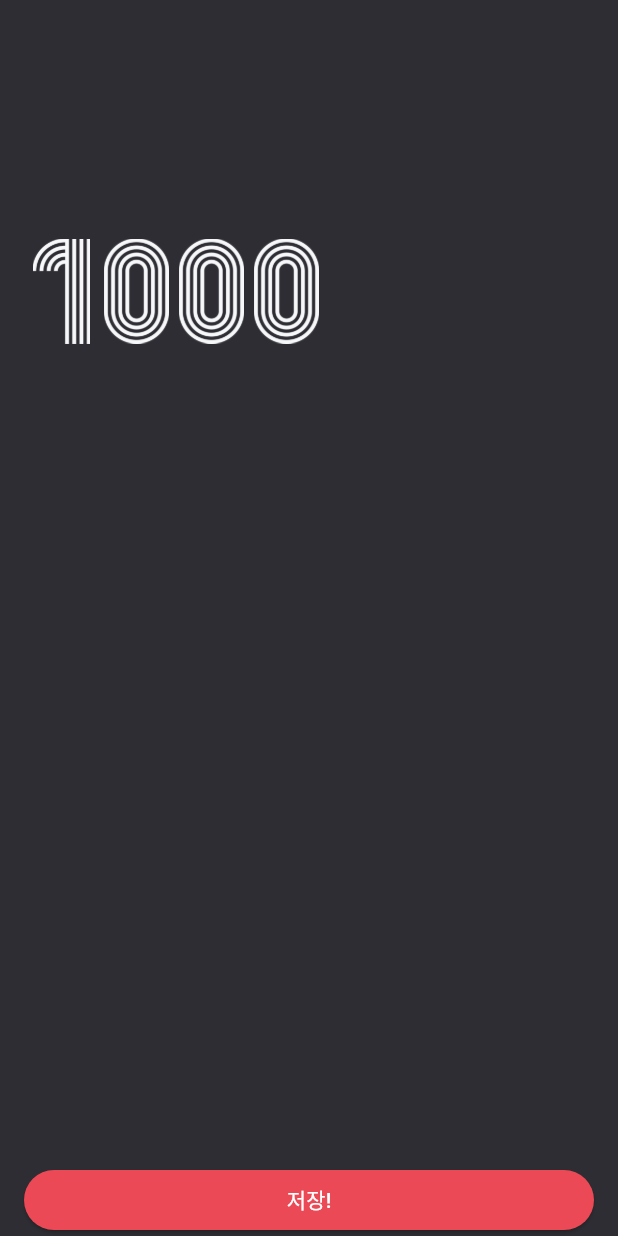
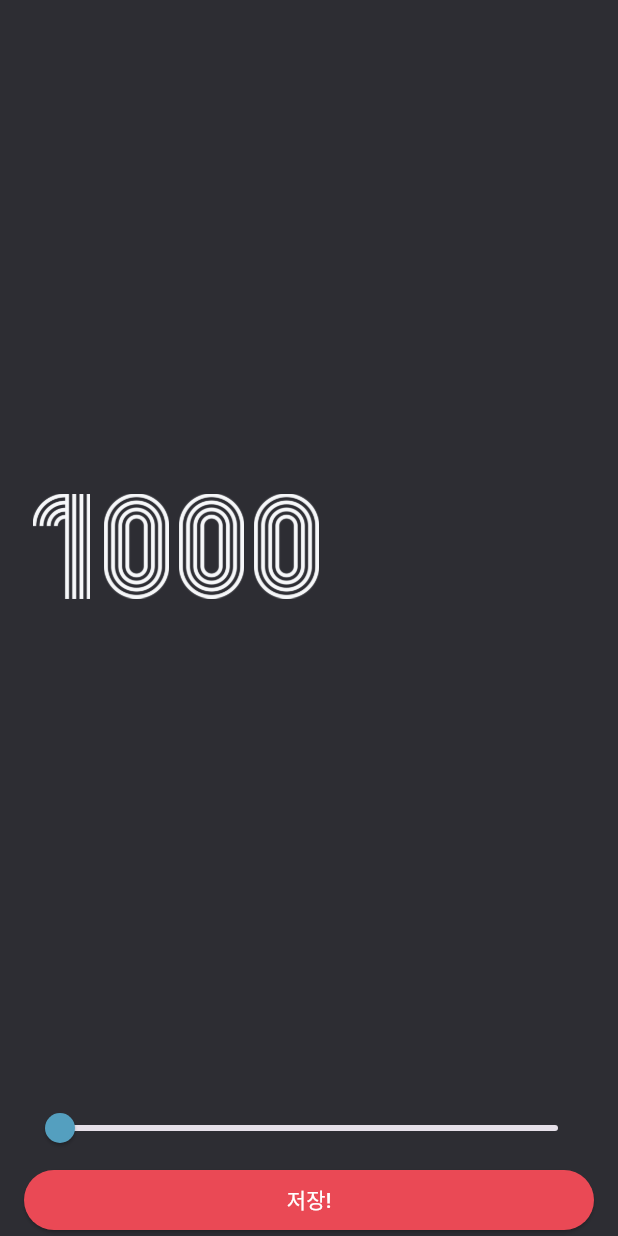
Before and after one commit to Henry03-dev/flutter_splashscreen, a Flutter app: the screen it shows after launch, after a tap on the "settings" icon, on a phone screen of 412 x 824 dp. Run offline on Flutter 3.47's test engine with Material 3 defaults, Android fonts, the phone set to English and light mode, and no system bars; our stand-ins replace webview_flutter.

Commit message:
25_0427_1

```diff
--- /dev/null
+++ b/splash_screen/lib/component/number_to_image.dart
@@ -0,0 +1,26 @@
+import 'package:flutter/material.dart';
+
+class NumberToImage extends StatelessWidget {
+  final int number;
+
+  const NumberToImage({
+    required this.number,
+    super.key,
+    });
+
+  @override
+  Widget build(BuildContext context) {
+    return Row(
+      children:
+          number.toString().split('')
+              .map(
+                (number) => Image.asset(
+                  'asset/img/$number.png',
+                  width: 50.0,
+                  height: 70.0,
+                ),
+              )
+              .toList(),
+    );
+  }
+}
--- a/splash_screen/lib/screen/home_screen.dart
+++ b/splash_screen/lib/screen/home_screen.dart
@@ -1,4 +1,5 @@
 import 'package:flutter/material.dart';
+import 'package:splash_screen/component/number_to_image.dart';
 
 import 'package:webview_flutter/webview_flutter.dart';
 import 'dart:async';
@@ -16,6 +17,7 @@ class HomeScreen extends StatefulWidget {
 
 class _HomeScreenState extends State<HomeScreen> {
   List<int> numbers = [123, 456, 789];
+  int maxNumber = 1000;
 
   @override
   Widget build(BuildContext context) {
@@ -28,13 +30,19 @@ class _HomeScreenState extends State<HomeScreen> {
             crossAxisAlignment: CrossAxisAlignment.stretch,
             children: [
               /// 제목과 아이콘 버튼이 있는곳
-              _Header(onPressed: onSettingIconPressed),
+              _Header(
+                onPressed: onSettingIconPressed
+              ),
 
               /// 숫자가 있는곳
-              _Body(numbers: numbers),
+              _Body(
+                numbers: numbers
+              ),
 
               /// 버튼이 있는곳
-              _Footer(onPressed: generateRandomNumber),
+              _Footer(
+                onPressed: generateRandomNumber
+              ),
             ],
           ),
         ),
@@ -42,14 +50,19 @@ class _HomeScreenState extends State<HomeScreen> {
     );
   }
 
-  onSettingIconPressed() {
-    Navigator.of(context).push(
+  onSettingIconPressed() async {
+    final result = await Navigator.of(context).push(
       MaterialPageRoute(
         builder: (BuildContext context) {
-          return SettingScreen();
+          return SettingScreen(
+            maxNumber: maxNumber,
+          );
         },
       ),
     );
+    // push의 메서드에 async를 주고 Navigator를 result 변수화해서 await를 하면
+    // 하위 페이지에서 pop안에 준 값이 result값에 반환
+    maxNumber = result;
   }
 
   generateRandomNumber() {
@@ -59,7 +72,7 @@ class _HomeScreenState extends State<HomeScreen> {
     // Set에는 중복되는 값이 들어가지 못함
 
     while (newNumbers.length < 3) {
-      final randomNumber = rand.nextInt(1000);
+      final randomNumber = rand.nextInt(maxNumber);
       newNumbers.add(randomNumber);
     }
 
@@ -108,24 +121,7 @@ class _Body extends StatelessWidget {
       // Expanded로 최대로 확장하기
       child: Column(
         mainAxisAlignment: MainAxisAlignment.center,
-        children:
-            numbers
-                .map((e) => e.toString().split(''))
-                .map(
-                  (e) => Row(
-                    children:
-                        e
-                            .map(
-                              (number) => Image.asset(
-                                'asset/img/$number.png',
-                                width: 50.0,
-                                height: 70.0,
-                              ),
-                            )
-                            .toList(),
-                  ),
-                )
-                .toList(),
+        children: numbers.map((e) => NumberToImage(number: e)).toList(),
       ),
     );
   }
--- a/splash_screen/lib/screen/setting_screen.dart
+++ b/splash_screen/lib/screen/setting_screen.dart
@@ -1,8 +1,14 @@
 import 'package:flutter/material.dart';
+import 'package:splash_screen/component/number_to_image.dart';
 import 'package:splash_screen/const/color.dart';
 
 class SettingScreen extends StatefulWidget {
-  const SettingScreen({super.key});
+  final int maxNumber;
+
+  const SettingScreen({
+    required this.maxNumber,
+    super.key,
+  });
 
   @override
   State<SettingScreen> createState() => _SettingScreenState();
@@ -10,6 +16,13 @@ class SettingScreen extends StatefulWidget {
 
 class _SettingScreenState extends State<SettingScreen> {
   double maxNumber = 1000;
+
+  @override
+  void initState() {
+    super.initState();
+
+    maxNumber = widget.maxNumber.toDouble();
+  }
 
   @override
   Widget build(BuildContext context) {
@@ -22,20 +35,36 @@ class _SettingScreenState extends State<SettingScreen> {
             crossAxisAlignment: CrossAxisAlignment.stretch,
             children: [
               _Number(
-                maxNumber: maxNumber,
+                maxNumber: maxNumber
               ),
-              _Slider(),
-              _Button(),
+              _Slider(
+                value: maxNumber, onChanged: onSliderChanged
+              ),
+              _Button(
+                onPressed: onSavePressed
+              ),
             ],
           ),
         ),
       ),
     );
   }
+
+  onSavePressed() {
+    Navigator.of(context).pop(maxNumber.toInt());
+  }
+
+  onSliderChanged(double value) {
+    setState(() {
+      maxNumber = value;
+    });
+  }
 }
 
 class _Button extends StatelessWidget {
-  const _Button({super.key});
+  final VoidCallback onPressed;
+
+  const _Button({required this.onPressed, super.key});
 
   @override
   Widget build(BuildContext context) {
@@ -44,50 +73,37 @@ class _Button extends StatelessWidget {
         backgroundColor: redColor,
         foregroundColor: Colors.white,
       ),
-      onPressed: () {
-        Navigator.of(context).pop();
-      },
+      onPressed: onPressed,
       child: Text('저장!'),
     );
   }
 }
 
 class _Number extends StatelessWidget {
-  double maxNumber;
+  double maxNumber = 1000;
 
-  _Number({
-    required this.maxNumber,
-    super.key,
-  });
+  _Number({required this.maxNumber, super.key});
 
   @override
   Widget build(BuildContext context) {
-    return Expanded(
-      child: Row(
-        children: maxNumber
-        .toInt()
-        .toString()
-        .split('')
-        .map(
-          (number) => Image.asset(
-            'asset/img/$number.png',
-            width: 50.0,
-            height: 70.0,
-          ),
-        )
-          .toList(),
-      ),
-    );
+    return Expanded(child: NumberToImage(number: maxNumber.toInt()));
   }
 }
 
 class _Slider extends StatelessWidget {
-  const _Slider({super.key});
+  final double value;
+  final ValueChanged<double> onChanged;
+
+  const _Slider({required this.value, required this.onChanged, super.key});
 
   @override
   Widget build(BuildContext context) {
-    return Expanded(
-      child: Container(),
+    return Slider(
+      value: value,
+      min: 1000,
+      max: 100000,
+      activeColor: blueColor,
+      onChanged: onChanged,
     );
   }
 }
```
